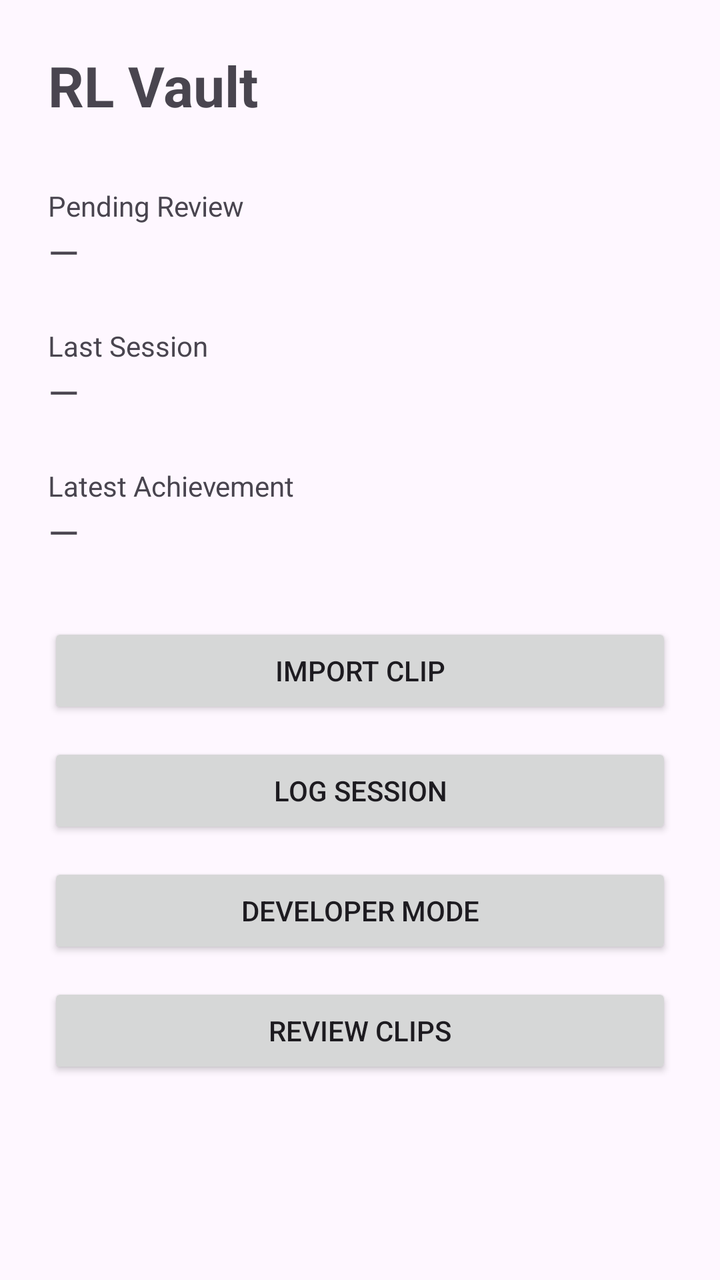
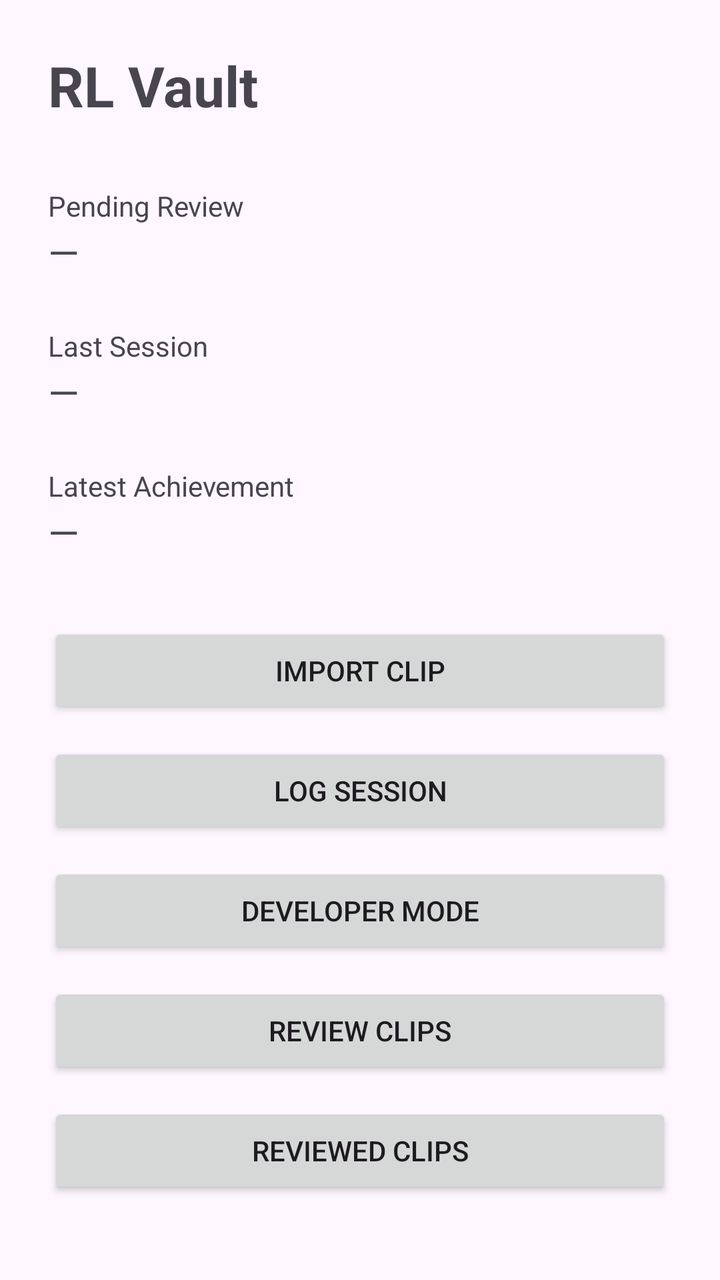

The first picture is an Android layout as it rendered before a commit; the second is the same layout after the commit. The layout source and the unified diff follow.
<!-- AndroidManifest.xml: application theme Theme.RLVault -->
<!-- res/layout/activity_home.xml -->
<?xml version="1.0" encoding="utf-8"?>
<androidx.constraintlayout.widget.ConstraintLayout xmlns:android="http://schemas.android.com/apk/res/android"
    xmlns:app="http://schemas.android.com/apk/res-auto"
    android:layout_width="match_parent"
    android:layout_height="match_parent"
    android:padding="24dp">

    <TextView
        android:id="@+id/titleText"
        android:layout_width="wrap_content"
        android:layout_height="wrap_content"
        android:text="@string/home_title"
        android:textSize="28sp"
        android:textStyle="bold"
        app:layout_constraintTop_toTopOf="parent"
        app:layout_constraintStart_toStartOf="parent" />

    <TextView
        android:id="@+id/pendingReviewLabel"
        android:layout_width="wrap_content"
        android:layout_height="wrap_content"
        android:layout_marginTop="32dp"
        android:text="@string/home_pending_review_label"
        android:textSize="14sp"
        app:layout_constraintTop_toBottomOf="@id/titleText"
        app:layout_constraintStart_toStartOf="parent" />

    <TextView
        android:id="@+id/pendingReviewValue"
        android:layout_width="wrap_content"
        android:layout_height="wrap_content"
        android:text="@string/home_placeholder_value"
        android:textSize="20sp"
        app:layout_constraintTop_toBottomOf="@id/pendingReviewLabel"
        app:layout_constraintStart_toStartOf="parent" />

    <TextView
        android:id="@+id/lastSessionLabel"
        android:layout_width="wrap_content"
        android:layout_height="wrap_content"
        android:layout_marginTop="24dp"
        android:text="@string/home_last_session_label"
        android:textSize="14sp"
        app:layout_constraintTop_toBottomOf="@id/pendingReviewValue"
        app:layout_constraintStart_toStartOf="parent" />

    <TextView
        android:id="@+id/lastSessionValue"
        android:layout_width="wrap_content"
        android:layout_height="wrap_content"
        android:text="@string/home_placeholder_value"
        android:textSize="20sp"
        app:layout_constraintTop_toBottomOf="@id/lastSessionLabel"
        app:layout_constraintStart_toStartOf="parent" />

    <TextView
        android:id="@+id/latestAchievementLabel"
        android:layout_width="wrap_content"
        android:layout_height="wrap_content"
        android:layout_marginTop="24dp"
        android:text="@string/home_latest_achievement_label"
        android:textSize="14sp"
        app:layout_constraintTop_toBottomOf="@id/lastSessionValue"
        app:layout_constraintStart_toStartOf="parent" />

    <TextView
        android:id="@+id/latestAchievementValue"
        android:layout_width="wrap_content"
        android:layout_height="wrap_content"
        android:text="@string/home_placeholder_value"
        android:textSize="20sp"
        app:layout_constraintTop_toBottomOf="@id/latestAchievementLabel"
        app:layout_constraintStart_toStartOf="parent" />

    <Button
        android:id="@+id/importClipButton"
        android:layout_width="0dp"
        android:layout_height="wrap_content"
        android:layout_marginTop="32dp"
        android:text="@string/home_import_clip_button"
        app:layout_constraintTop_toBottomOf="@id/latestAchievementValue"
        app:layout_constraintStart_toStartOf="parent"
        app:layout_constraintEnd_toEndOf="parent" />

    <Button
        android:id="@+id/logSessionButton"
        android:layout_width="0dp"
        android:layout_height="wrap_content"
        android:layout_marginTop="12dp"
        android:text="@string/home_log_session_button"
        app:layout_constraintTop_toBottomOf="@id/importClipButton"
        app:layout_constraintStart_toStartOf="parent"
        app:layout_constraintEnd_toEndOf="parent" />

    <Button
        android:id="@+id/devModeButton"
        android:layout_width="0dp"
        android:layout_height="wrap_content"
        android:layout_marginTop="12dp"
        android:text="@string/home_dev_mode_button"
        app:layout_constraintTop_toBottomOf="@id/logSessionButton"
        app:layout_constraintStart_toStartOf="parent"
        app:layout_constraintEnd_toEndOf="parent" />

    <Button
        android:id="@+id/reviewClipsButton"
        android:layout_width="0dp"
        android:layout_height="wrap_content"
        android:layout_marginTop="12dp"
        android:text="@string/home_review_clips_button"
        app:layout_constraintTop_toBottomOf="@id/devModeButton"
        app:layout_constraintStart_toStartOf="parent"
        app:layout_constraintEnd_toEndOf="parent" />

</androidx.constraintlayout.widget.ConstraintLayout>
<!-- resources referenced by this layout -->
<resources>
  <string name="home_dev_mode_button">Developer Mode</string>
  <string name="home_import_clip_button">Import Clip</string>
  <string name="home_last_session_label">Last Session</string>
  <string name="home_latest_achievement_label">Latest Achievement</string>
  <string name="home_log_session_button">Log Session</string>
  <string name="home_pending_review_label">Pending Review</string>
  <string name="home_placeholder_value">—</string>
  <string name="home_review_clips_button">Review Clips</string>
  <string name="home_title">RL Vault</string>
  <style name="Theme.RLVault" parent="Theme.Material3.DayNight.NoActionBar">
          <item name="colorPrimary">#8B5CF6</item>
      </style>
</resources>

<!-- the commit's change to res/layout/activity_home.xml (unified diff, before → after) -->
@@ -112,4 +112,14 @@
         app:layout_constraintStart_toStartOf="parent"
         app:layout_constraintEnd_toEndOf="parent" />
 
+    <Button
+        android:id="@+id/reviewedClipsButton"
+        android:layout_width="0dp"
+        android:layout_height="wrap_content"
+        android:layout_marginTop="12dp"
+        android:text="@string/home_reviewed_clips_button"
+        app:layout_constraintTop_toBottomOf="@id/reviewClipsButton"
+        app:layout_constraintStart_toStartOf="parent"
+        app:layout_constraintEnd_toEndOf="parent" />
+
 </androidx.constraintlayout.widget.ConstraintLayout>
<!-- resource entries referenced after the edit -->
@@ -8,6 +8,7 @@
   <string name="home_pending_review_label">Pending Review</string>
   <string name="home_placeholder_value">—</string>
   <string name="home_review_clips_button">Review Clips</string>
+  <string name="home_reviewed_clips_button">Reviewed Clips</string>
   <string name="home_title">RL Vault</string>
   <style name="Theme.RLVault" parent="Theme.Material3.DayNight.NoActionBar">
           <item name="colorPrimary">#8B5CF6</item>
